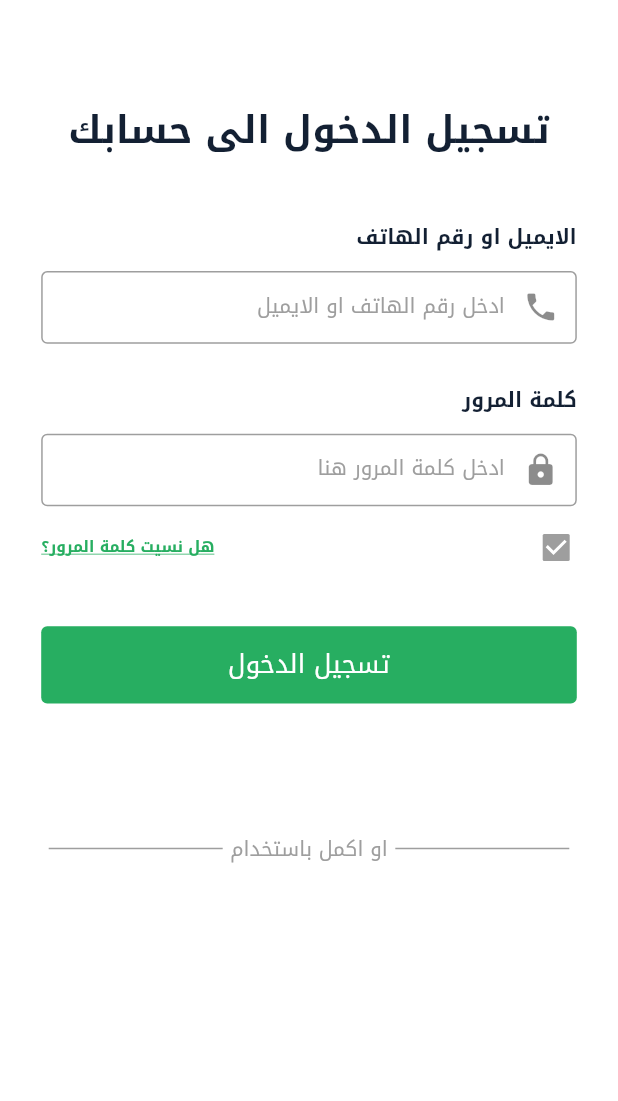
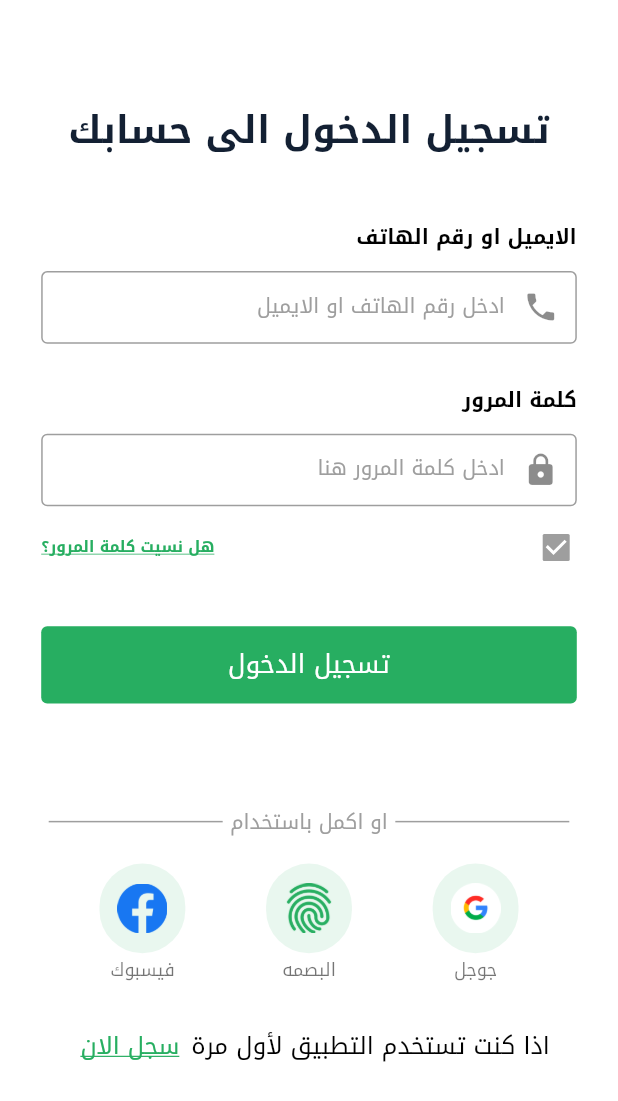
Before and after one commit to mohamedelbaz50/Harith_app, a Flutter app: the screen it shows after launch, after a tap on "تسجيل الدخول", on a phone screen of 412 x 824 dp. Shown: the top 1101 px of the screen. Run offline on Flutter 3.47's test engine with Material 2 defaults, Android fonts, the phone set to English and light mode, and no system bars; our stand-ins replace flutter_screenutil, hexcolor.

Commit message:
login and welcome finishing

```diff
--- a/lib/Core/Themes/light_theme.dart
+++ b/lib/Core/Themes/light_theme.dart
@@ -15,11 +15,12 @@ ThemeData lightTheme = ThemeData(
     primaryColor: HexColor("#27AE61"),
     fontFamily: "Droid Arabic",
     textTheme: TextTheme(
+        bodyText1: TextStyle(fontSize: 14.sp, color: Colors.black),
+        headline3: TextStyle(
+            fontSize: 42.sp, fontWeight: FontWeight.bold, color: Colors.black),
+        headline2: TextStyle(
+            fontSize: 22.sp, fontWeight: FontWeight.bold, color: Colors.black),
         bodyText2: TextStyle(fontSize: 12.sp, color: Colors.grey),
-        bodyText1: TextStyle(
-            fontSize: 12.sp,
-            fontWeight: FontWeight.bold,
-            color: HexColor("#132033")),
         headline1: TextStyle(
             fontSize: 22.sp,
             fontWeight: FontWeight.bold,
--- a/lib/Features/Auth/Presentation/Pages/Login_Screen/login_screen.dart
+++ b/lib/Features/Auth/Presentation/Pages/Login_Screen/login_screen.dart
@@ -1,7 +1,9 @@
 import 'package:flutter/material.dart';
 import 'package:flutter_screenutil/flutter_screenutil.dart';
+import 'package:harith_app/Features/Auth/Presentation/Widgets/build_login_method.dart';
 import 'package:harith_app/Features/Auth/Presentation/Widgets/default_button.dart';
 import 'package:harith_app/Features/Auth/Presentation/Widgets/default_form_field.dart';
+import 'package:hexcolor/hexcolor.dart';
 
 class LoginScreen extends StatelessWidget {
   var formKey = GlobalKey<FormState>();
@@ -35,7 +37,8 @@ class LoginScreen extends StatelessWidget {
                     children: [
                       Text(
                         "الايميل او رقم الهاتف",
-                        style: Theme.of(context).textTheme.bodyText1,
+                        style: Theme.of(context).textTheme.bodyText2!.copyWith(
+                            color: Colors.black, fontWeight: FontWeight.bold),
                       ),
                       const SizedBox(
                         height: 10,
@@ -52,7 +55,8 @@ class LoginScreen extends StatelessWidget {
                       ),
                       Text(
                         "كلمة المرور",
-                        style: Theme.of(context).textTheme.bodyText1,
+                        style: Theme.of(context).textTheme.bodyText2!.copyWith(
+                            color: Colors.black, fontWeight: FontWeight.bold),
                       ),
                       const SizedBox(
                         height: 10,
@@ -62,7 +66,7 @@ class LoginScreen extends StatelessWidget {
                           prefixIcon: Icons.lock,
                           height: height,
                           controller: passwordController,
-                          inputType: TextInputType.text,
+                          inputType: TextInputType.visiblePassword,
                           hintText: "ادخل كلمة المرور هنا"),
                       Row(
                         children: [
@@ -96,7 +100,7 @@ class LoginScreen extends StatelessWidget {
                           color: Theme.of(context).primaryColor,
                           text: "تسجيل الدخول"),
                       SizedBox(
-                        height: 70.h,
+                        height: 55.h,
                       ),
                       Row(
                         children: [
@@ -106,7 +110,7 @@ class LoginScreen extends StatelessWidget {
                             height: 1,
                             color: Colors.grey,
                           )),
-                          Text("او اكمل باستخدام"),
+                          const Text("او اكمل باستخدام"),
                           Expanded(
                               child: Container(
                             margin: const EdgeInsets.all(5),
@@ -114,6 +118,55 @@ class LoginScreen extends StatelessWidget {
                             color: Colors.grey,
                           )),
                         ],
+                      ),
+                      Row(
+                        mainAxisAlignment: MainAxisAlignment.spaceEvenly,
+                        children: [
+                          buildLoginMethod(
+                              onPressed: () {},
+                              context: context,
+                              backgroundColor: Theme.of(context)
+                                  .primaryColor
+                                  .withOpacity(0.1),
+                              image: "assets/images/login_methods/Asset 3.png",
+                              methodName: "جوجل"),
+                          buildLoginMethod(
+                              onPressed: () {},
+                              context: context,
+                              backgroundColor: Theme.of(context)
+                                  .primaryColor
+                                  .withOpacity(0.1),
+                              image: "assets/images/login_methods/Asset 1.png",
+                              methodName: "البصمه"),
+                          buildLoginMethod(
+                              onPressed: () {},
+                              context: context,
+                              backgroundColor: Theme.of(context)
+                                  .primaryColor
+                                  .withOpacity(0.1),
+                              image: "assets/images/login_methods/Asset 2.png",
+                              methodName: "فيسبوك"),
+                        ],
+                      ),
+                      Center(
+                        child: Row(
+                          mainAxisAlignment: MainAxisAlignment.center,
+                          children: [
+                            Text("اذا كنت تستخدم التطبيق لأول مرة",
+                                style: Theme.of(context).textTheme.bodyText1),
+                            TextButton(
+                                onPressed: () {},
+                                child: Text(
+                                  "سجل الان",
+                                  style: Theme.of(context)
+                                      .textTheme
+                                      .bodyText1!
+                                      .copyWith(
+                                          color: Theme.of(context).primaryColor,
+                                          decoration: TextDecoration.underline),
+                                ))
+                          ],
+                        ),
                       )
                     ],
                   )
--- /dev/null
+++ b/lib/Features/Auth/Presentation/Pages/Welcome_in_Harith_screen/welcome_in_harith_screen.dart
@@ -0,0 +1,93 @@
+import 'package:flutter/material.dart';
+import 'package:flutter_screenutil/flutter_screenutil.dart';
+import 'package:harith_app/Features/Auth/Presentation/Widgets/in_welcome_button.dart';
+import 'package:hexcolor/hexcolor.dart';
+
+import '../../Widgets/navigate_methods.dart';
+import '../Login_Screen/login_screen.dart';
+
+class WelcomeInHarithScreeen extends StatelessWidget {
+  const WelcomeInHarithScreeen({super.key});
+
+  @override
+  Widget build(BuildContext context) {
+    double width = MediaQuery.of(context).size.width;
+    double height = MediaQuery.of(context).size.height;
+    return Scaffold(
+      body: Padding(
+        padding: EdgeInsets.all(25.w),
+        child: Column(
+          crossAxisAlignment: CrossAxisAlignment.start,
+          children: [
+            SizedBox(
+              height: 26.h,
+            ),
+            Row(
+              children: [
+                InkWell(
+                  onTap: () {},
+                  child: Container(
+                    width: 67.w,
+                    height: 22.h,
+                    decoration: BoxDecoration(
+                        color: Theme.of(context).primaryColor,
+                        borderRadius: BorderRadius.circular(15)),
+                    child: Center(
+                        child: Text(
+                      "تخطى",
+                      style: TextStyle(fontSize: 12.sp, color: Colors.white),
+                    )),
+                  ),
+                ),
+              ],
+            ),
+            SizedBox(
+              height: height / 4.5,
+            ),
+            Text(
+              "اهلا بيك",
+              style: Theme.of(context).textTheme.headline2,
+            ),
+            Row(
+              children: [
+                Text("فى", style: Theme.of(context).textTheme.headline3),
+                const SizedBox(
+                  width: 5,
+                ),
+                Text("حارث",
+                    style: Theme.of(context)
+                        .textTheme
+                        .headline3!
+                        .copyWith(color: Theme.of(context).primaryColor))
+              ],
+            ),
+            SizedBox(
+              height: 10.h,
+            ),
+            Center(
+              child: Column(
+                children: [
+                  inWelcomeButton(
+                      width: 248.w,
+                      height: 50.h,
+                      color: Theme.of(context).primaryColor,
+                      onPressed: () {
+                        navigateTo(context: context, widget: LoginScreen());
+                      },
+                      text: "تسجيل الدخول"),
+                  inWelcomeButton(
+                      width: 248.w,
+                      height: 50.h,
+                      color: Colors.grey.withOpacity(0.4),
+                      fontColor: Colors.black,
+                      onPressed: () {},
+                      text: " انشاء حساب جديد"),
+                ],
+              ),
+            )
+          ],
+        ),
+      ),
+    );
+  }
+}
--- /dev/null
+++ b/lib/Features/Auth/Presentation/Widgets/build_login_method.dart
@@ -0,0 +1,35 @@
+import 'package:flutter/material.dart';
+import 'package:flutter_screenutil/flutter_screenutil.dart';
+
+Widget buildLoginMethod(
+    {required BuildContext context,
+    required Color backgroundColor,
+    required String image,
+    required String methodName,
+    required Function onPressed}) {
+  return Padding(
+    padding: const EdgeInsets.all(15),
+    child: Column(
+      children: [
+        InkWell(
+          onTap: () {
+            onPressed();
+          },
+          child: Container(
+            padding: EdgeInsets.all(10.h),
+            width: 50.w,
+            height: 50.h,
+            decoration: BoxDecoration(
+                color: backgroundColor,
+                borderRadius: BorderRadius.circular(50.w)),
+            child: Image(fit: BoxFit.contain, image: AssetImage(image)),
+          ),
+        ),
+        Text(
+          methodName,
+          style: Theme.of(context).textTheme.caption,
+        )
+      ],
+    ),
+  );
+}
--- /dev/null
+++ b/lib/Features/Auth/Presentation/Widgets/in_welcome_button.dart
@@ -0,0 +1,28 @@
+import 'package:flutter/material.dart';
+import 'package:flutter_screenutil/flutter_screenutil.dart';
+
+Widget inWelcomeButton(
+    {required double width,
+    required double height,
+    required Color color,
+    required Function onPressed,
+    required String text,
+    Color fontColor = Colors.white}) {
+  return Container(
+      margin: const EdgeInsets.all(10),
+      decoration:
+          BoxDecoration(borderRadius: BorderRadius.circular(19), color: color),
+      width: width,
+      height: height,
+      child: TextButton(
+          onPressed: () {
+            onPressed();
+          },
+          child: Text(
+            text,
+            style: TextStyle(
+              fontSize: 15.sp,
+              color: fontColor,
+            ),
+          )));
+}
--- /dev/null
+++ b/lib/Features/Auth/Presentation/Widgets/navigate_methods.dart
@@ -0,0 +1,5 @@
+import 'package:flutter/material.dart';
+
+void navigateTo({required BuildContext context, required Widget widget}) {
+  Navigator.push(context, MaterialPageRoute(builder: (context) => widget));
+}
--- a/lib/main.dart
+++ b/lib/main.dart
@@ -2,6 +2,7 @@ import 'package:flutter/material.dart';
 import 'package:flutter_screenutil/flutter_screenutil.dart';
 import 'package:harith_app/Core/Themes/light_theme.dart';
 import 'package:harith_app/Features/Auth/Presentation/Pages/Login_Screen/login_screen.dart';
+import 'package:harith_app/Features/Auth/Presentation/Pages/Welcome_in_Harith_screen/welcome_in_harith_screen.dart';
 
 void main() {
   runApp(const MyApp());
@@ -25,7 +26,7 @@ class MyApp extends StatelessWidget {
                   textDirection: TextDirection.rtl, child: child!);
             },
             theme: lightTheme,
-            home: LoginScreen(),
+            home: WelcomeInHarithScreeen(),
           );
         });
   }
--- a/pubspec.yaml
+++ b/pubspec.yaml
@@ -62,8 +62,8 @@ flutter:
   uses-material-design: true
 
   # To add assets to your application, add an assets section, like this:
-  # assets:
-  #   - images/a_dot_burr.jpeg
+  assets:
+    - assets/images/login_methods/
   #   - images/a_dot_ham.jpeg
 
   # An image asset can refer to one or more resolution-specific "variants", see
```
Also changed, not shown: assets/images/login_methods/Asset 1.png (added), assets/images/login_methods/Asset 2.png (added), assets/images/login_methods/Asset 3.png (added).
